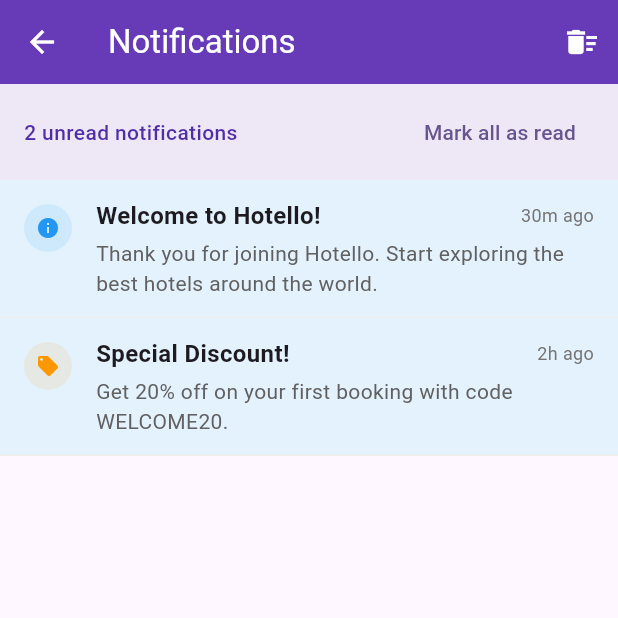
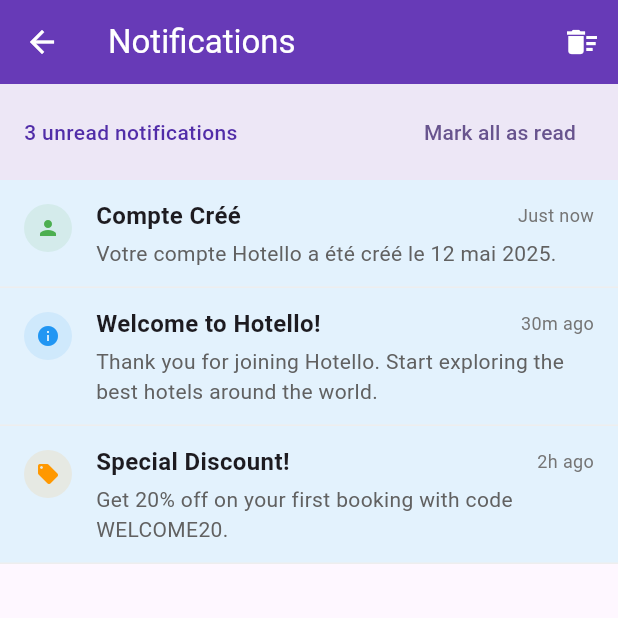
Before and after one commit to SALAHEDDINE-AIT-EL-MAHJOUB/hotello, a Flutter app: the screen it shows after launch, after a tap on "SIGN IN", after a tap on "CONTINUE AS GUEST", after a tap on the "notifications" icon, on a phone screen of 412 x 824 dp, the top half of it. Run offline on Flutter 3.47's test engine with Material 3 defaults, Android fonts, the phone set to English and light mode, and no system bars; our stand-ins replace csv, firebase_auth, firebase_core, firebase_database, firebase_messaging, firebase_storage and 2 more; accounts and stored records are empty.

Commit message:
Updated Changes

```diff
--- a/lib/notification_page.dart
+++ b/lib/notification_page.dart
@@ -123,6 +123,20 @@
 
       final user = FirebaseAuth.instance.currentUser;
       if (user != null) {
+        // Ajouter la notification de création de compte
+        if (user.metadata.creationTime != null) {
+          allNotifications.add(
+            NotificationItem(
+              id: 'account-creation-${user.uid}', // ID unique
+              title: 'Compte Créé',
+              message: 'Votre compte Hotello a été créé le ${DateFormat.yMMMd('fr_FR').format(user.metadata.creationTime!)}.',
+              timestamp: user.metadata.creationTime!, // Utiliser la date de création comme timestamp
+              isRead: false, // Peut être marqué comme lu si vous le souhaitez
+              type: NotificationType.account,
+            ),
+          );
+        }
+
         final bookingsSnapshot = await FirebaseDatabase.instance
             .ref('bookings')
             .orderByChild('userId')
```
